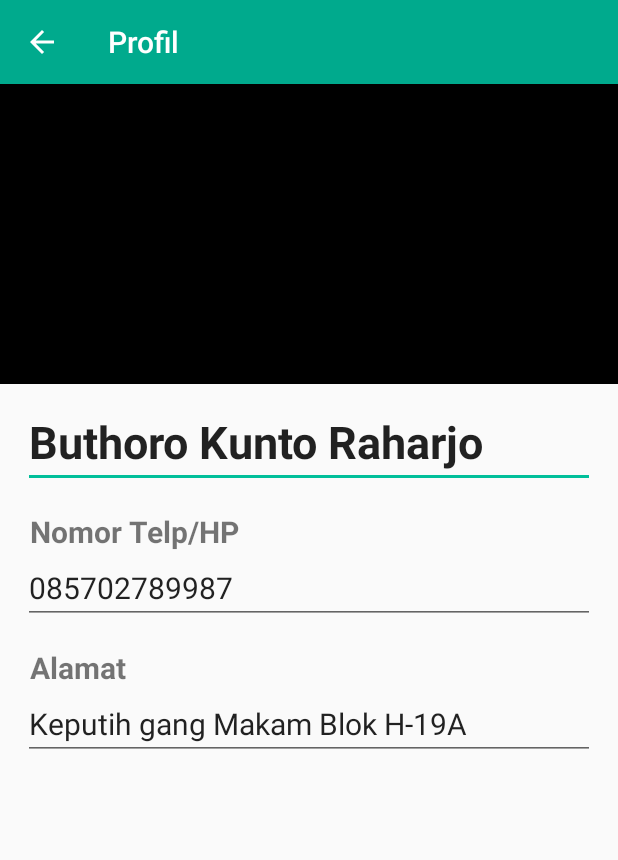
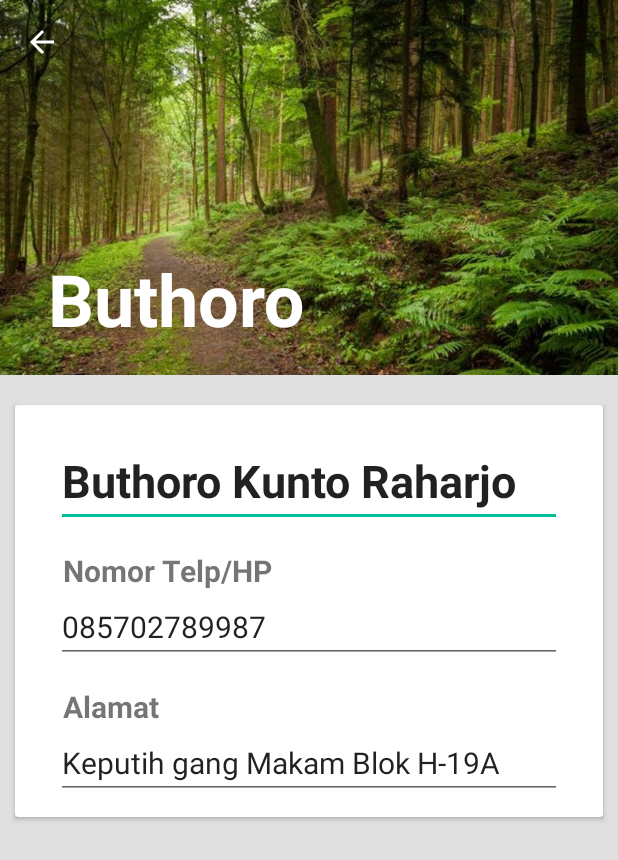
Before and after one commit to cahyasetya/JasaKu, an Android app: the ProfileActivity screen opened directly, with no data from a screen before it, on a phone screen of 412 x 824 dp. Shown: the top 860 px of the screen. Run offline under Robolectric (Android 15) with nearby library versions, the phone set to English and light mode, and no system bars; our stand-ins replace ButterKnife; libraries missing offline, so code that uses them is left out: android.support.v7.

Commit message:
Mengubah profile menjadi collapsing toolbar

```diff
--- a/Frontend/src/JasaKu/app/build.gradle
+++ b/Frontend/src/JasaKu/app/build.gradle
@@ -39,4 +39,5 @@ dependencies {
     compile 'com.android.support:appcompat-v7:25.3.1'
     testCompile 'junit:junit:4.12'
     apt 'com.jakewharton:butterknife-compiler:8.5.1'
+    compile 'com.android.support:palette-v7:22.2.0'
 }
--- a/Frontend/src/JasaKu/app/src/main/AndroidManifest.xml
+++ b/Frontend/src/JasaKu/app/src/main/AndroidManifest.xml
@@ -38,7 +38,8 @@
         <activity
             android:name=".ProfileActivity"
             android:label="Profil"
-            android:parentActivityName=".MainActivity" />
+            android:parentActivityName=".MainActivity"
+            android:theme="@style/AppTheme2"/>
         <activity
             android:name=".DataPemesanActivity"
             android:parentActivityName=".DetilPesananActivity" />
--- a/Frontend/src/JasaKu/app/src/main/java/com/example/jasaku/ProfileActivity.java
+++ b/Frontend/src/JasaKu/app/src/main/java/com/example/jasaku/ProfileActivity.java
@@ -1,15 +1,44 @@
 package com.example.jasaku;
 
+import android.content.Context;
+import android.graphics.Bitmap;
+import android.graphics.BitmapFactory;
+import android.support.design.widget.CollapsingToolbarLayout;
+import android.support.v4.content.ContextCompat;
+import android.support.v7.app.ActionBar;
 import android.support.v7.app.AppCompatActivity;
 import android.os.Bundle;
+import android.support.v7.graphics.Palette;
+import android.support.v7.widget.Toolbar;
+
+import butterknife.OnClick;
 
 public class ProfileActivity extends AppCompatActivity {
+
+    private CollapsingToolbarLayout collapsingToolbarLayout = null;
 
     @Override
     protected void onCreate(Bundle savedInstanceState) {
         super.onCreate(savedInstanceState);
         setContentView(R.layout.activity_profile);
 
+        Toolbar toolbar = (Toolbar) findViewById(R.id.toolbar);
+        setSupportActionBar(toolbar);
         getSupportActionBar().setDisplayHomeAsUpEnabled(true);
+    //    ActionBar actionBar = getSupportActionBar();
+      //  actionBar.setDisplayHomeAsUpEnabled(true);
+
+        collapsingToolbarLayout = (CollapsingToolbarLayout) findViewById(R.id.collapsingToolbar);
+        collapsingToolbarLayout.setTitle(getResources().getString(R.string.user_name));
+
+        Context context = this;
+        collapsingToolbarLayout.setContentScrimColor(ContextCompat.getColor(context, R.color.colorPrimary));
+
+        toolbarTextAppearance();
+    }
+
+    private void toolbarTextAppearance(){
+        collapsingToolbarLayout.setCollapsedTitleTextAppearance(R.style.collapsedappbar);
+        collapsingToolbarLayout.setExpandedTitleTextAppearance(R.style.expandedappbar);
     }
 }
--- a/Frontend/src/JasaKu/app/src/main/res/layout/activity_profile.xml
+++ b/Frontend/src/JasaKu/app/src/main/res/layout/activity_profile.xml
@@ -1,112 +1,154 @@
 <?xml version="1.0" encoding="utf-8"?>
-<ScrollView xmlns:android="http://schemas.android.com/apk/res/android"
+<android.support.design.widget.CoordinatorLayout xmlns:android="http://schemas.android.com/apk/res/android"
     xmlns:app="http://schemas.android.com/apk/res-auto"
     xmlns:tools="http://schemas.android.com/tools"
     android:layout_width="match_parent"
     android:layout_height="match_parent"
     tools:context="com.example.jasaku.ProfileActivity">
 
-    <android.support.constraint.ConstraintLayout xmlns:android="http://schemas.android.com/apk/res/android"
+    <android.support.design.widget.AppBarLayout
+        android:id="@+id/appBar"
+        android:layout_width="match_parent"
+        android:layout_height="250dp"
+        android:theme="@style/ThemeOverlay.AppCompat.Dark.ActionBar">
+
+        <android.support.design.widget.CollapsingToolbarLayout
+            android:id="@+id/collapsingToolbar"
             android:layout_width="match_parent"
             android:layout_height="match_parent"
-        android:paddingBottom="50dp">
+            app:contentScrim="?attr/colorPrimary"
+            app:layout_scrollFlags="scroll|exitUntilCollapsed">
 
             <ImageView
+                android:id="@+id/imageViewProfileImg"
+                android:layout_width="match_parent"
+                android:layout_height="match_parent"
+                android:scaleType="centerCrop"
+                android:fitsSystemWindows="true"
+                android:src="@drawable/ibaratkan_toko"
+                app:layout_collapseMode="parallax"/>
+
+            <android.support.v7.widget.Toolbar
+                android:id="@+id/toolbar"
+                android:layout_width="match_parent"
+                android:layout_height="?attr/actionBarSize"
+                app:layout_collapseMode="pin" />
+
+        </android.support.design.widget.CollapsingToolbarLayout>
+
+    </android.support.design.widget.AppBarLayout>
+
+    <android.support.v4.widget.NestedScrollView
+        android:layout_width="match_parent"
+        android:layout_height="match_parent"
+        android:background="@color/grey300"
+        app:layout_behavior="@string/appbar_scrolling_view_behavior"
+        app:layout_constraintTop_toBottomOf="@+id/appBar">
+
+        <LinearLayout
+            android:layout_width="match_parent"
+            android:layout_height="match_parent"
+            android:orientation="vertical"
+            android:paddingTop="10dp">
+
+            <android.support.v7.widget.CardView
                 android:layout_width="match_parent"
                 android:layout_height="wrap_content"
-            android:scaleType="fitXY"
-            android:layout_marginLeft="0dp"
-            android:layout_marginRight="0dp"
-            android:layout_marginTop="0dp"
-            android:src="@drawable/contoh_image"
-            app:layout_constraintLeft_toLeftOf="parent"
-            app:layout_constraintRight_toRightOf="parent"
-            app:layout_constraintTop_toTopOf="parent"
-            android:layout_marginStart="0dp"
-            android:layout_marginEnd="0dp"
-            android:id="@+id/imageViewProfileImg" />
+                android:layout_margin="10dp">
+
+                <LinearLayout
+                    android:layout_width="match_parent"
+                    android:layout_height="wrap_content"
+                    android:orientation="vertical"
+                    android:padding="12dp">
 
                     <EditText
                         android:id="@+id/editTextNama"
-            android:text="Buthoro Kunto Raharjo"
-            android:textStyle="bold"
-            android:textSize="30sp"
                         android:layout_width="match_parent"
                         android:layout_height="wrap_content"
+                        android:layout_marginEnd="15dp"
+                        android:layout_marginLeft="15dp"
                         android:layout_marginRight="15dp"
+                        android:layout_marginStart="15dp"
+                        android:layout_marginTop="8dp"
+                        android:text="Buthoro Kunto Raharjo"
+                        android:textSize="30sp"
+                        android:textStyle="bold"
+                        app:layout_constraintHorizontal_bias="0.501"
+                        app:layout_constraintLeft_toLeftOf="parent"
                         app:layout_constraintRight_toRightOf="parent"
-            android:layout_marginLeft="15dp"
-            app:layout_constraintLeft_toLeftOf="parent"
-            app:layout_constraintHorizontal_bias="0.501"
-            android:layout_marginTop="8dp"
-            app:layout_constraintTop_toBottomOf="@+id/imageViewProfileImg"
-            android:layout_marginStart="15dp"
-            android:layout_marginEnd="15dp" />
+                        app:layout_constraintTop_toBottomOf="@+id/imageViewProfileImg" />
 
                     <TextView
                         android:id="@+id/textViewTitleKontak"
-            android:text="Nomor Telp/HP"
-            android:textStyle="bold"
-            android:textSize="20sp"
                         android:layout_width="match_parent"
                         android:layout_height="wrap_content"
+                        android:layout_marginEnd="15dp"
+                        android:layout_marginLeft="20dp"
                         android:layout_marginRight="15dp"
+                        android:layout_marginStart="20dp"
+                        android:layout_marginTop="15dp"
+                        android:text="Nomor Telp/HP"
+                        android:textSize="20sp"
+                        android:textStyle="bold"
+                        app:layout_constraintHorizontal_bias="0.501"
+                        app:layout_constraintLeft_toLeftOf="parent"
                         app:layout_constraintRight_toRightOf="parent"
-            android:layout_marginLeft="20dp"
-            app:layout_constraintLeft_toLeftOf="parent"
-            app:layout_constraintHorizontal_bias="0.501"
-            android:layout_marginTop="15dp"
-            app:layout_constraintTop_toBottomOf="@+id/editTextNama"
-            android:layout_marginStart="20dp"
-            android:layout_marginEnd="15dp" />
+                        app:layout_constraintTop_toBottomOf="@+id/editTextNama" />
 
                     <EditText
                         android:id="@+id/editTextKontak"
+                        android:layout_width="match_parent"
+                        android:layout_height="wrap_content"
+                        android:layout_marginEnd="15dp"
+                        android:layout_marginLeft="15dp"
+                        android:layout_marginRight="15dp"
+                        android:layout_marginStart="15dp"
                         android:text="085702789987"
                         android:textSize="20sp"
-            android:layout_width="match_parent"
-            android:layout_height="wrap_content"
-            android:layout_marginRight="15dp"
+                        app:layout_constraintHorizontal_bias="0.501"
+                        app:layout_constraintLeft_toLeftOf="parent"
                         app:layout_constraintRight_toRightOf="parent"
-            android:layout_marginLeft="15dp"
-            app:layout_constraintLeft_toLeftOf="parent"
-            app:layout_constraintHorizontal_bias="0.501"
-            app:layout_constraintTop_toBottomOf="@+id/textViewTitleKontak"
-            android:layout_marginStart="15dp"
-            android:layout_marginEnd="15dp" />
+                        app:layout_constraintTop_toBottomOf="@+id/textViewTitleKontak" />
 
                     <TextView
                         android:id="@+id/textViewTitleAlamat"
-            android:text="Alamat"
-            android:textStyle="bold"
-            android:textSize="20sp"
                         android:layout_width="match_parent"
                         android:layout_height="wrap_content"
+                        android:layout_marginEnd="15dp"
+                        android:layout_marginLeft="20dp"
                         android:layout_marginRight="15dp"
+                        android:layout_marginStart="20dp"
+                        android:layout_marginTop="15dp"
+                        android:text="Alamat"
+                        android:textSize="20sp"
+                        android:textStyle="bold"
+                        app:layout_constraintHorizontal_bias="0.501"
+                        app:layout_constraintLeft_toLeftOf="parent"
                         app:layout_constraintRight_toRightOf="parent"
-            android:layout_marginLeft="20dp"
-            app:layout_constraintLeft_toLeftOf="parent"
-            app:layout_constraintHorizontal_bias="0.501"
-            android:layout_marginTop="15dp"
-            app:layout_constraintTop_toBottomOf="@+id/editTextKontak"
-            android:layout_marginStart="20dp"
-            android:layout_marginEnd="15dp" />
+                        app:layout_constraintTop_toBottomOf="@+id/editTextKontak" />
 
                     <EditText
                         android:id="@+id/editTextAlamat"
+                        android:layout_width="match_parent"
+                        android:layout_height="wrap_content"
+                        android:layout_marginEnd="15dp"
+                        android:layout_marginLeft="15dp"
+                        android:layout_marginRight="15dp"
+                        android:layout_marginStart="15dp"
                         android:text="Keputih gang Makam Blok H-19A"
                         android:textSize="20sp"
-            android:layout_width="match_parent"
-            android:layout_height="wrap_content"
-            android:layout_marginRight="15dp"
+                        app:layout_constraintHorizontal_bias="0.501"
+                        app:layout_constraintLeft_toLeftOf="parent"
                         app:layout_constraintRight_toRightOf="parent"
-            android:layout_marginLeft="15dp"
-            app:layout_constraintLeft_toLeftOf="parent"
-            app:layout_constraintHorizontal_bias="0.501"
-            app:layout_constraintTop_toBottomOf="@+id/textViewTitleAlamat"
-            android:layout_marginStart="15dp"
-            android:layout_marginEnd="15dp" />
+                        app:layout_constraintTop_toBottomOf="@+id/textViewTitleAlamat" />
 
-    </android.support.constraint.ConstraintLayout>
+                </LinearLayout>
 
-</ScrollView>
+            </android.support.v7.widget.CardView>
+
+        </LinearLayout>
+
+    </android.support.v4.widget.NestedScrollView>
+
+</android.support.design.widget.CoordinatorLayout>
--- a/Frontend/src/JasaKu/app/src/main/res/layout/activity_register.xml
+++ b/Frontend/src/JasaKu/app/src/main/res/layout/activity_register.xml
@@ -14,7 +14,7 @@
 
     <LinearLayout
         android:id="@+id/cardViewHolder"
-        android:layout_width="0dp"
+        android:layout_width="match_parent"
         android:layout_height="wrap_content"
         android:layout_marginEnd="8dp"
         android:layout_marginLeft="8dp"
--- a/Frontend/src/JasaKu/app/src/main/res/values/strings.xml
+++ b/Frontend/src/JasaKu/app/src/main/res/values/strings.xml
@@ -1,5 +1,7 @@
 <resources>
     <string name="app_name">JasaKu</string>
+
+    <string name="user_name">Buthoro</string>
 
     <string name="navigation_drawer_open">Open navigation drawer</string>
     <string name="navigation_drawer_close">Close navigation drawer</string>
--- a/Frontend/src/JasaKu/app/src/main/res/values/styles.xml
+++ b/Frontend/src/JasaKu/app/src/main/res/values/styles.xml
@@ -17,4 +17,23 @@
 
     <style name="AppTheme.PopupOverlay" parent="ThemeOverlay.AppCompat.Light" />
 
+    <style name="expandedappbar" parent="@android:style/TextAppearance.Medium">
+        <item name="android:textSize">48sp</item>
+        <item name="android:textColor">@color/white</item>
+        <item name="android:textStyle">bold</item>
+    </style>
+
+    <style name="collapsedappbar" parent="@android:style/TextAppearance.Medium">
+        <item name="android:textSize">18sp</item>
+        <item name="android:textColor">@color/white</item>
+    </style>
+
+    <!-- Base application theme. -->
+    <style name="AppTheme2" parent="Theme.AppCompat.Light.NoActionBar">
+        <!-- Customize your theme here. -->
+        <item name="colorPrimary">@color/colorPrimary</item>
+        <item name="colorPrimaryDark">@color/colorPrimaryDark</item>
+        <item name="colorAccent">@color/colorAccent</item>
+    </style>
+
 </resources>
```
Lines whose indentation alone changed are shown as unchanged.
